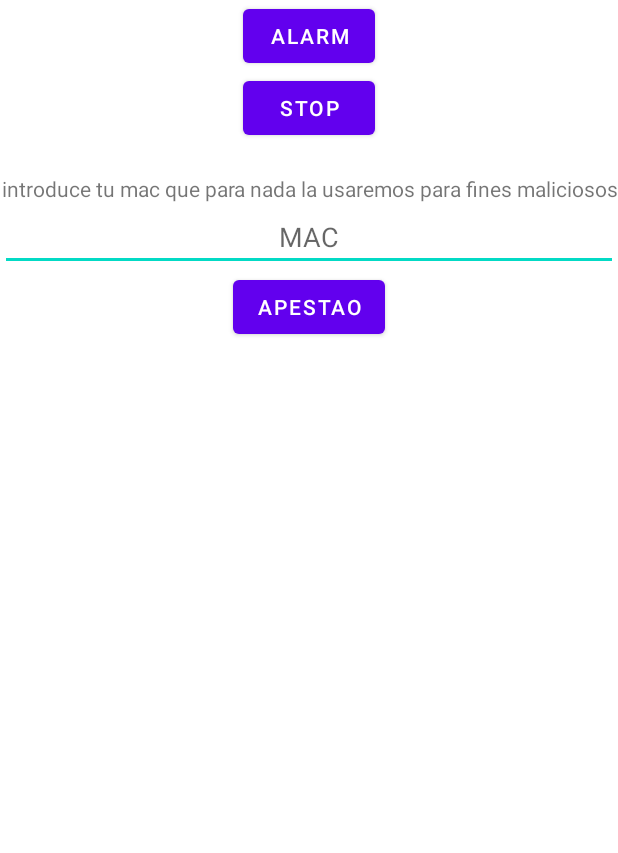
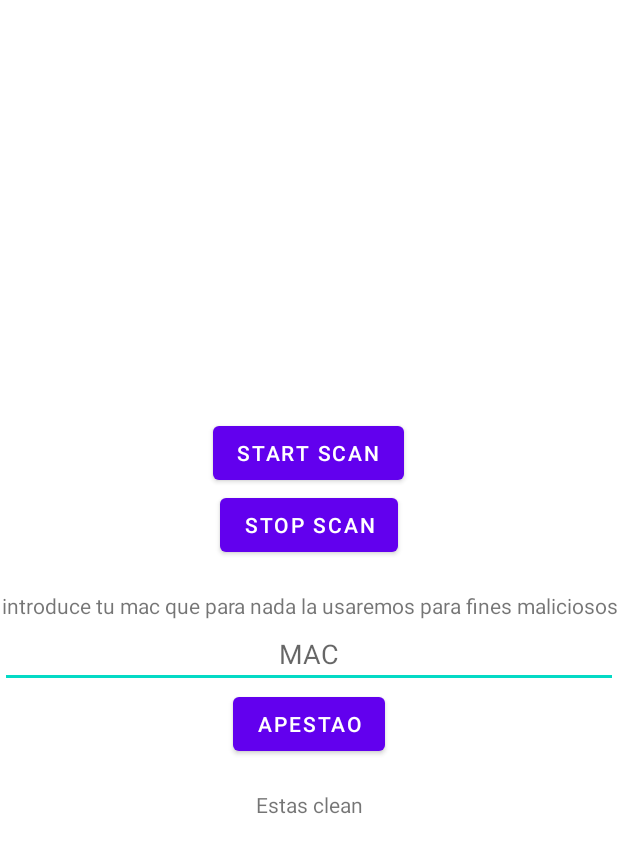
Before and after one commit to Blaios/JamelgosCentrales, an Android app: the screen it shows after launch (MainActivity), on a phone screen of 412 x 824 dp. Shown: the top 853 px of the screen. Run offline under Robolectric (Android 15) with nearby library versions, the phone set to English and light mode, and no system bars; libraries missing offline, so code that uses them is left out: com.polidea.rxandroidble2.

Commit message:
minor refactorings

```diff
--- a/app/src/main/java/dummy/tracker/MainActivity.java
+++ b/app/src/main/java/dummy/tracker/MainActivity.java
@@ -40,11 +40,12 @@ public class MainActivity extends AppCompatActivity {
         setContentView(R.layout.fragment_main_page);
 
         backgroundService = new Intent(this, SyncList.class);
-
         activateBT();
+        //startService(backgroundService);
 
         Button alarm = findViewById(R.id.alarm);
         alarm.setOnClickListener(v -> {
+            stopService(backgroundService);
             startService(backgroundService);
         }
         );
--- a/app/src/main/java/dummy/tracker/api/APIMethods.java
+++ b/app/src/main/java/dummy/tracker/api/APIMethods.java
@@ -49,7 +49,9 @@ public class APIMethods {
                 }
                 List<Infected> infecteds = response.body();
                 for(Infected i: infecteds) {
-                    if (localDB.read(db, i.getMAC())) System.out.println("riing!");
+                    if (localDB.read(db, i.getMAC())) {
+                        System.out.println("riing!");
+                    }
                 }
             }
 
--- a/app/src/main/java/dummy/tracker/bluetooth/BLEScanner.java
+++ b/app/src/main/java/dummy/tracker/bluetooth/BLEScanner.java
@@ -41,7 +41,8 @@ public class BLEScanner {
 
     public void onScanResult(ScanResult bleScanResult) {
         int rssi = bleScanResult.getRssi();
-        devices.add(bleScanResult.getBleDevice());
+        //if(rssi >= -51)
+            devices.add(bleScanResult.getBleDevice());
         /*
         BluetoothClass bluetoothClass = bleScanResult.getBleDevice().getBluetoothDevice().getBluetoothClass();
         //if(bluetoothClass.getDeviceClass() == BluetoothClass.Device.PHONE_SMART) {
--- a/app/src/main/res/layout/fragment_main_page.xml
+++ b/app/src/main/res/layout/fragment_main_page.xml
@@ -9,20 +9,20 @@
     <LinearLayout
         android:layout_width="match_parent"
         android:layout_height="match_parent"
-        android:gravity="center|top"
+        android:gravity="center"
         android:orientation="vertical">
 
         <Button
             android:id="@+id/alarm"
             android:layout_width="wrap_content"
             android:layout_height="wrap_content"
-            android:text="alarm" />
+            android:text="start scan" />
 
         <Button
             android:id="@+id/stop"
             android:layout_width="wrap_content"
             android:layout_height="wrap_content"
-            android:text="stop" />
+            android:text="stop scan" />
 
         <Space
             android:layout_width="match_parent"
@@ -49,6 +49,17 @@
             android:layout_width="wrap_content"
             android:layout_height="wrap_content"
             android:text="apestao" />
+
+        <Space
+            android:layout_width="match_parent"
+            android:layout_height="20dp" />
+
+        <TextView
+            android:id="@+id/state"
+            android:layout_width="match_parent"
+            android:layout_height="wrap_content"
+            android:gravity="center"
+            android:text="Estas clean" />
     </LinearLayout>
 
 </FrameLayout>
```
